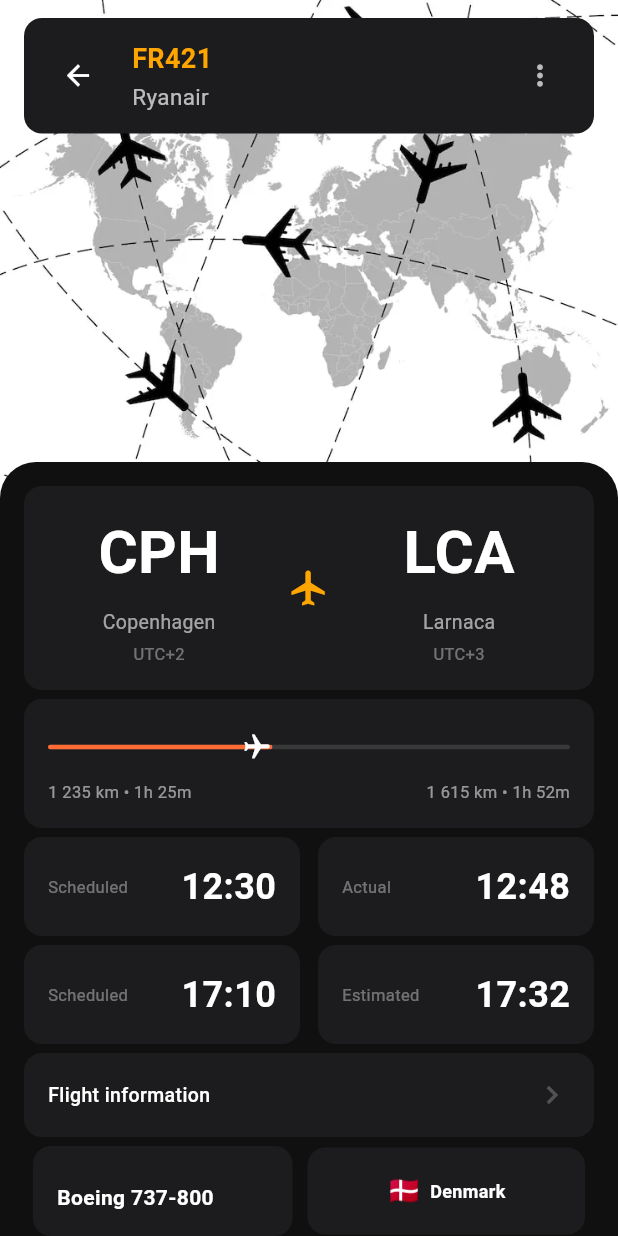
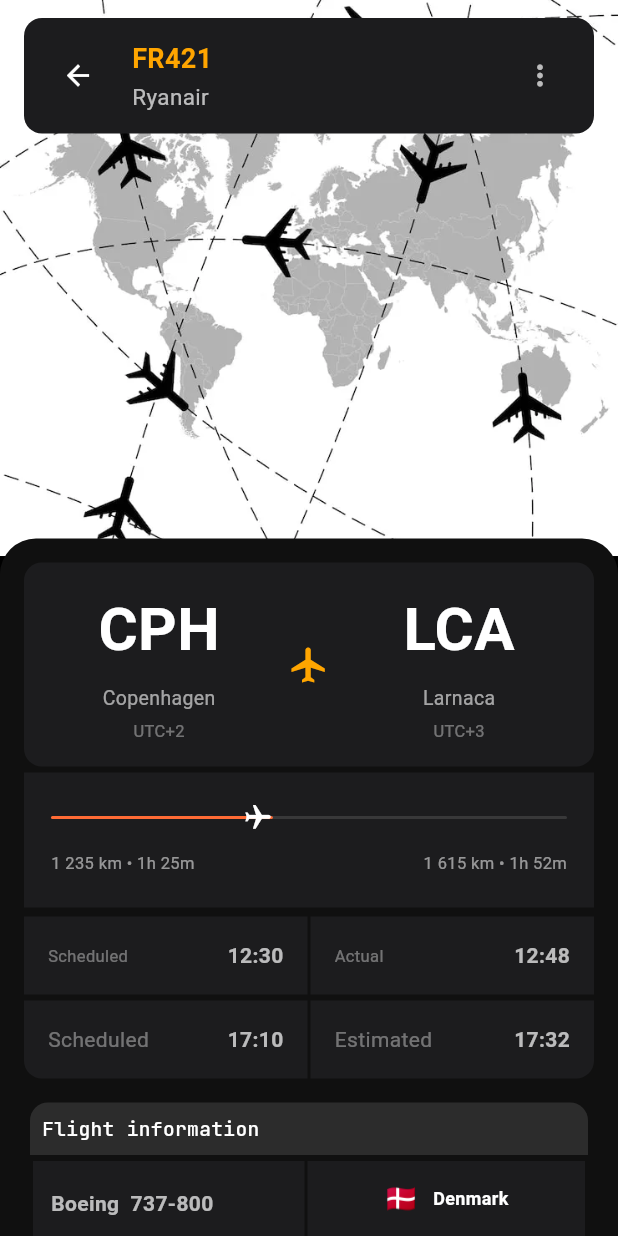
Before and after one commit to rhitverse/ui-Design, a Flutter app: the FlightScreen screen opened directly, on a phone screen of 412 x 824 dp. Run offline on Flutter 3.47's test engine with Material 3 defaults, Android fonts, the phone set to English and light mode, and no system bars; our stand-ins replace flutter_svg.

Commit message:
Eleventh Comnit

```diff
--- a/lib/pages/airline_page.dart
+++ b/lib/pages/airline_page.dart
@@ -156,8 +156,6 @@ class _FlightScreenState extends State<FlightScreen> {
                         mainAxisSize: MainAxisSize.min,
                         children: [
                           const SizedBox(height: 16),
-
-                          // Route Section - Single Container
                           Padding(
                             padding: const EdgeInsets.symmetric(horizontal: 16),
                             child: Container(
@@ -211,8 +209,6 @@ class _FlightScreenState extends State<FlightScreen> {
                                       size: 28,
                                     ),
                                   ),
-
-                                  // Arrival
                                   Expanded(
                                     child: Column(
                                       crossAxisAlignment: CrossAxisAlignment.center,
@@ -248,26 +244,24 @@ class _FlightScreenState extends State<FlightScreen> {
                               ),
                             ),
                           ),
-
-                          const SizedBox(height: 6),
-
-                          // Progress Container
+                          const SizedBox(height: 4),
                           Padding(
                             padding: const EdgeInsets.symmetric(horizontal: 16),
                             child: Container(
-                              padding: const EdgeInsets.all(16),
+                              height: 90,
+                              padding: const EdgeInsets.all(18),
                               decoration: BoxDecoration(
                                 color: const Color(0xFF1C1C1E),
-                                borderRadius: BorderRadius.circular(12),
+                                borderRadius: BorderRadius.circular(0),
                               ),
                               child: Column(
                                 children: [
-                                  const SizedBox(height: 6),
+                                  const SizedBox(height: 2),
                                   Stack(
                                     alignment: Alignment.centerLeft,
                                     children: [
                                       Container(
-                                        height: 3,
+                                        height: 2,
                                         decoration: BoxDecoration(
                                           color: Colors.white12,
                                           borderRadius: BorderRadius.circular(
@@ -281,7 +275,7 @@ class _FlightScreenState extends State<FlightScreen> {
                                           alignment: Alignment.centerRight,
                                           children: [
                                             Container(
-                                              height: 3,
+                                              height: 2,
                                               decoration: BoxDecoration(
                                                 color: const Color(0xFFFF6B35),
                                                 borderRadius:
@@ -336,7 +330,7 @@ class _FlightScreenState extends State<FlightScreen> {
                                     padding: const EdgeInsets.all(16),
                                     decoration: BoxDecoration(
                                       color: const Color(0xFF1C1C1E),
-                                      borderRadius: BorderRadius.circular(12),
+                                      borderRadius: BorderRadius.circular(0),
                                     ),
                                     child: Column(
                                       crossAxisAlignment:
@@ -356,9 +350,9 @@ class _FlightScreenState extends State<FlightScreen> {
                                             Text(
                                               '12:30',
                                               style: TextStyle(
-                                                fontSize: 24,
+                                                fontSize: 14,
                                                 fontWeight: FontWeight.w600,
-                                                color: Colors.white,
+                                                color: Colors.white70
                                               ),
                                             ),
                                           ],
@@ -367,13 +361,13 @@ class _FlightScreenState extends State<FlightScreen> {
                                     ),
                                   ),
                                 ),
-                                const SizedBox(width: 12),
+                                const SizedBox(width: 2),
                                 Expanded(
                                   child: Container(
                                     padding: const EdgeInsets.all(16),
                                     decoration: BoxDecoration(
                                       color: const Color(0xFF1C1C1E),
-                                      borderRadius: BorderRadius.circular(12),
+                                      borderRadius: BorderRadius.circular(0),
                                     ),
                                     child: Column(
                                       crossAxisAlignment:
@@ -393,9 +387,9 @@ class _FlightScreenState extends State<FlightScreen> {
                                             Text(
                                               '12:48',
                                               style: TextStyle(
-                                                fontSize: 24,
+                                                fontSize: 14,
                                                 fontWeight: FontWeight.w600,
-                                                color: Colors.white,
+                                                color: Colors.white70,
                                               ),
                                             ),
                                           ],
@@ -407,7 +401,7 @@ class _FlightScreenState extends State<FlightScreen> {
                               ],
                             ),
                           ),
-                          const SizedBox(height: 6),
+                          const SizedBox(height: 4),
                           Padding(
                             padding: const EdgeInsets.symmetric(horizontal: 16),
                             child: Row(
@@ -417,7 +411,9 @@ class _FlightScreenState extends State<FlightScreen> {
                                     padding: const EdgeInsets.all(16),
                                     decoration: BoxDecoration(
                                       color: const Color(0xFF1C1C1E),
-                                      borderRadius: BorderRadius.circular(12),
+                                      borderRadius: BorderRadius.only(
+                                        bottomLeft: Radius.circular(12),
+                                      ),
                                     ),
                                     child: Column(
                                       crossAxisAlignment:
@@ -430,16 +426,16 @@ class _FlightScreenState extends State<FlightScreen> {
                                             Text(
                                               'Scheduled',
                                               style: TextStyle(
-                                                fontSize: 11,
+                                                fontSize: 14,
                                                 color: Colors.white38,
                                               ),
                                             ),
                                             Text(
                                               '17:10',
                                               style: TextStyle(
-                                                fontSize: 24,
+                                                fontSize: 14,
                                                 fontWeight: FontWeight.w600,
-                                                color: Colors.white,
+                                                color: Colors.white70,
                                               ),
                                             ),
                                           ],
@@ -448,13 +444,15 @@ class _FlightScreenState extends State<FlightScreen> {
                                     ),
                                   ),
                                 ),
-                                const SizedBox(width: 12),
+                                const SizedBox(width: 2),
                                 Expanded(
                                   child: Container(
                                     padding: const EdgeInsets.all(16),
                                     decoration: BoxDecoration(
                                       color: const Color(0xFF1C1C1E),
-                                      borderRadius: BorderRadius.circular(12),
+                                      borderRadius: BorderRadius.only(
+                                        bottomRight: Radius.circular(12),
+                                      ),
                                     ),
                                     child: Column(
                                       crossAxisAlignment:
@@ -467,16 +465,16 @@ class _FlightScreenState extends State<FlightScreen> {
                                             Text(
                                               'Estimated',
                                               style: TextStyle(
-                                                fontSize: 11,
+                                                fontSize: 14,
                                                 color: Colors.white38,
                                               ),
                                             ),
                                             Text(
                                               '17:32',
                                               style: TextStyle(
-                                                fontSize: 24,
+                                                fontSize: 14,
                                                 fontWeight: FontWeight.w600,
-                                                color: Colors.white,
+                                                color: Colors.white70,
                                               ),
                                             ),
                                           ],
@@ -488,14 +486,17 @@ class _FlightScreenState extends State<FlightScreen> {
                               ],
                             ),
                           ),
-                          const SizedBox(height: 6),
+                          const SizedBox(height: 16),
                           Padding(
-                            padding: const EdgeInsets.symmetric(horizontal: 16),
+                            padding: const EdgeInsets.symmetric(horizontal: 20),
                             child: Container(
-                              padding: const EdgeInsets.all(16),
+                              padding: const EdgeInsets.all(8),
                               decoration: BoxDecoration(
-                                color: const Color(0xFF1C1C1E),
-                                borderRadius: BorderRadius.circular(12),
+                                color: const Color(0xFF2C2C2C),
+                                borderRadius: BorderRadius.only(
+                                  topLeft: Radius.circular(12),
+                                  topRight: Radius.circular(12),
+                                ),
                               ),
                               child: Row(
                                 mainAxisAlignment:
@@ -507,58 +508,50 @@ class _FlightScreenState extends State<FlightScreen> {
                                       fontSize: 13,
                                       fontWeight: FontWeight.w500,
                                       color: Colors.white,
+                                      fontFamily: "JetBrains"
                                     ),
-                                  ),
-                                  const Icon(
-                                    Icons.chevron_right,
-                                    color: Colors.white24,
-                                    size: 24,
                                   ),
                                 ],
                               ),
                             ),
                           ),
-
-                          const SizedBox(height: 6),
-
-                          // Aircraft, Denmark, Speed, Altitude Row
+                          const SizedBox(height: 4),
                           Padding(
                             padding: const EdgeInsets.symmetric(horizontal: 22),
                             child: Row(
                               children: [
-                                // Aircraft Container
                                 Expanded(
                                   child: Container(
-                                    padding: const EdgeInsets.all(16),
+                                    padding: const EdgeInsets.all(12),
                                     decoration: BoxDecoration(
                                       color: const Color(0xFF1C1C1E),
-                                      borderRadius: BorderRadius.circular(12),
+                                      borderRadius: BorderRadius.circular(0),
                                     ),
                                     child: Column(
                                       crossAxisAlignment:
                                       CrossAxisAlignment.start,
                                       children: const [
-                                        SizedBox(height: 8),
+                                        SizedBox(height: 6),
                                         Text(
-                                          'Boeing 737-800',
+                                          'Boeing  737-800',
                                           style: TextStyle(
                                             fontWeight: FontWeight.w600,
                                             fontSize: 14,
-                                            color: Colors.white,
+                                            color: Colors.white70,
                                           ),
                                         ),
                                       ],
                                     ),
                                   ),
                                 ),
-                                SizedBox(width: 10),
+                                SizedBox(width: 2),
                                 SizedBox(
                                   width: 185,
                                   child: Container(
-                                    padding: const EdgeInsets.all(16),
+                                    padding: const EdgeInsets.all(12),
                                     decoration: BoxDecoration(
                                       color: const Color(0xFF1C1C1E),
-                                      borderRadius: BorderRadius.circular(12),
+                                      borderRadius: BorderRadius.circular(0),
                                     ),
                                     child: Row(
                                       mainAxisAlignment:
@@ -568,7 +561,7 @@ class _FlightScreenState extends State<FlightScreen> {
                                           '🇩🇰',
                                           style: TextStyle(fontSize: 18),
                                         ),
-                                        SizedBox(width: 6),
+                                        SizedBox(width: 10),
                                         Text(
                                           'Denmark',
                                           style: TextStyle(
```
